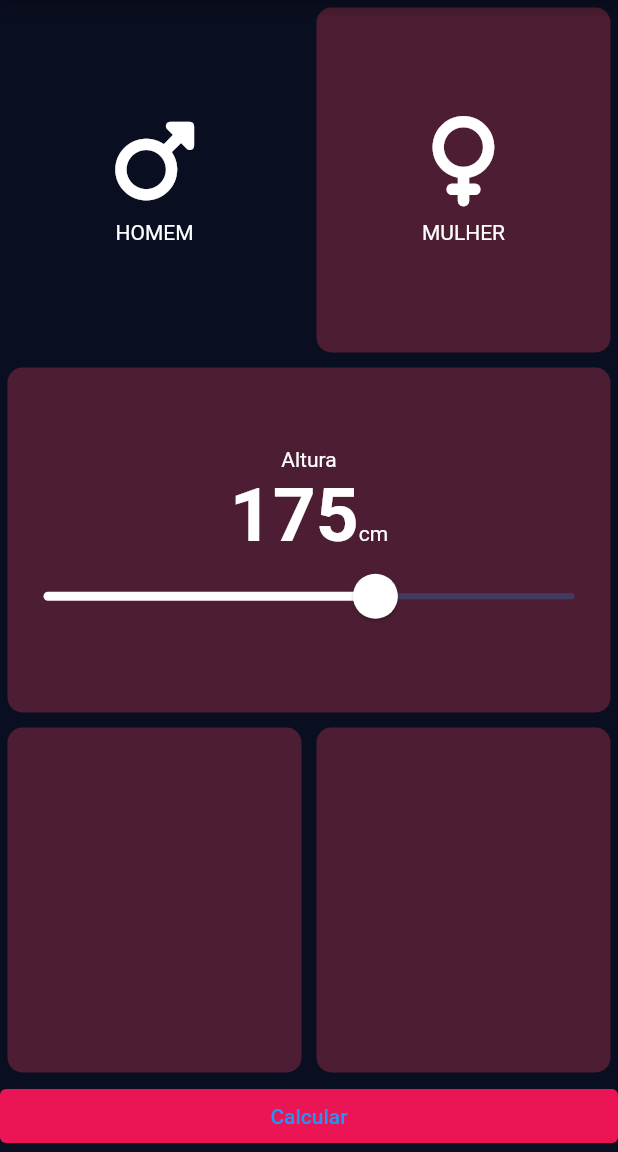
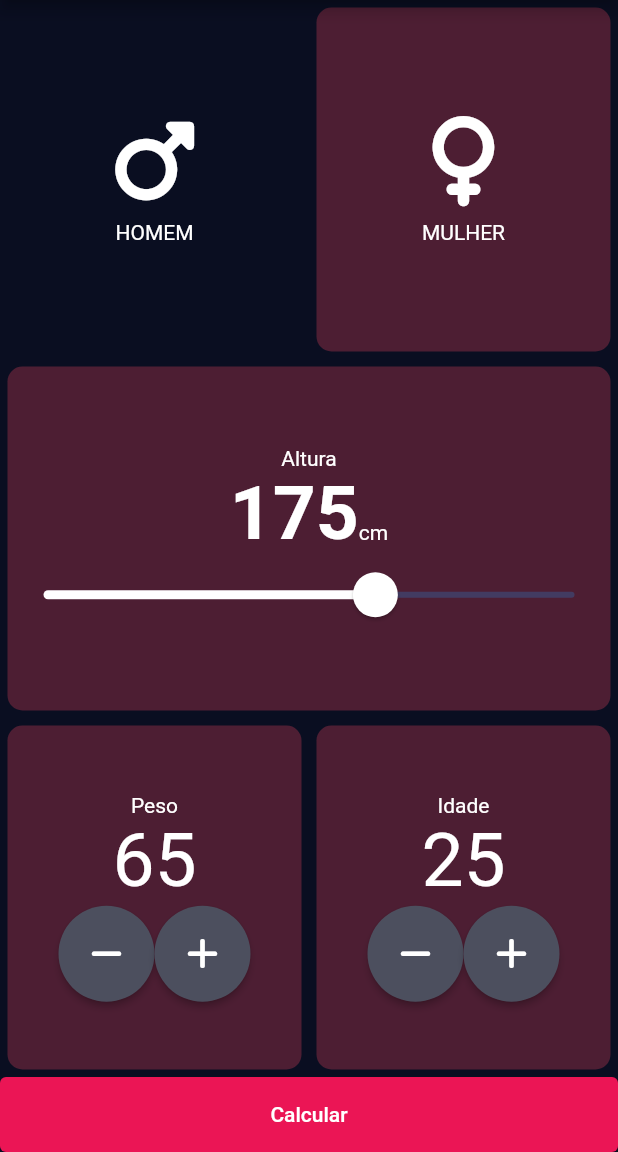
Before and after one commit to Matheus-IT/styled_calculator, a Flutter app: the screen it shows after launch, on a phone screen of 412 x 824 dp, the part 84-1236 px from its top. Run offline on Flutter 3.47's test engine with Material 2 defaults, Android fonts, the light colour scheme and no system bars; our stand-ins replace font_awesome_flutter.

Commit message:
Finished first screen

```diff
--- a/lib/consts/colors.dart
+++ b/lib/consts/colors.dart
@@ -5,6 +5,12 @@ const darkColor = Color(0xff0a0e21);
 const white = Colors.white;
 const accentColor = Color(0xffeb1555);
 
+const buttonActiveColor = Colors.white;
+const buttonColor = Color(0xff4c4f5e);
+const buttonSplashColor = Color(0xffeb1555);
+const buttonOnPrimary = white;
+const roundButtonRadius = Size.fromRadius(20.0);
+
 const selectedColor = Color(0xff0a0e21);
 const unselectedColor = primaryColor;
 const buttonBackgroundColor = accentColor;
--- /dev/null
+++ b/lib/consts/tipography.dart
@@ -0,0 +1,3 @@
+import 'package:flutter/material.dart';
+
+const bigFontStyle = TextStyle(fontSize: 50.0);
--- a/lib/screens/main_screen.dart
+++ b/lib/screens/main_screen.dart
@@ -1,8 +1,11 @@
 import 'package:flutter/material.dart';
 import 'package:font_awesome_flutter/font_awesome_flutter.dart';
 import 'package:styled_calculator/consts/colors.dart';
+import 'package:styled_calculator/consts/tipography.dart';
 import 'package:styled_calculator/widgets/card_content.dart';
 import 'package:styled_calculator/widgets/round_card.dart';
+
+import '../widgets/round_icon_button.dart';
 
 enum Gender { male, female }
 
@@ -14,6 +17,8 @@ class MainScreen extends StatefulWidget {
 class _MainScreenState extends State<MainScreen> {
   Gender gender = Gender.male;
   int height = 175;
+  int weight = 65;
+  int age = 25;
 
   @override
   Widget build(BuildContext context) {
@@ -116,16 +121,76 @@ class _MainScreenState extends State<MainScreen> {
             Expanded(
               flex: 1,
               child: Row(
-                children: const [
-                  Expanded(flex: 1, child: RoundCard()),
-                  Expanded(flex: 1, child: RoundCard())
+                children: [
+                  Expanded(
+                    flex: 1,
+                    child: RoundCard(
+                      child: Column(
+                        mainAxisAlignment: MainAxisAlignment.center,
+                        children: [
+                          const Text('Peso'),
+                          Text(weight.toString(), style: bigFontStyle),
+                          Row(
+                            mainAxisAlignment: MainAxisAlignment.center,
+                            children: [
+                              RoundIconButton(
+                                icon: FontAwesomeIcons.minus,
+                                onPressed: () {
+                                  setState(() => {if (weight > 1) weight--});
+                                },
+                              ),
+                              RoundIconButton(
+                                icon: FontAwesomeIcons.plus,
+                                onPressed: () {
+                                  setState(() => {if (weight > 1) weight++});
+                                },
+                              ),
+                            ],
+                          )
+                        ],
+                      ),
+                    ),
+                  ),
+                  Expanded(
+                    flex: 1,
+                    child: RoundCard(
+                      child: Column(
+                        mainAxisAlignment: MainAxisAlignment.center,
+                        children: [
+                          const Text('Idade'),
+                          Text(age.toString(), style: bigFontStyle),
+                          Row(
+                            mainAxisAlignment: MainAxisAlignment.center,
+                            children: [
+                              RoundIconButton(
+                                icon: FontAwesomeIcons.minus,
+                                onPressed: () {
+                                  setState(() => {if (age > 1) age--});
+                                },
+                              ),
+                              RoundIconButton(
+                                icon: FontAwesomeIcons.plus,
+                                onPressed: () {
+                                  setState(() => {if (age > 1) age++});
+                                },
+                              ),
+                            ],
+                          )
+                        ],
+                      ),
+                    ),
+                  )
                 ],
               ),
             ),
             TextButton(
               onPressed: () {},
-              child: const Text('Calcular'),
+              child: const Text(
+                'Calcular',
+                style: TextStyle(color: buttonActiveColor),
+              ),
               style: TextButton.styleFrom(
+                fixedSize: const Size.fromHeight(50.0),
                 backgroundColor: buttonBackgroundColor,
               ),
             )
--- /dev/null
+++ b/lib/widgets/round_icon_button.dart
@@ -0,0 +1,30 @@
+import 'package:flutter/material.dart';
+import 'package:font_awesome_flutter/font_awesome_flutter.dart';
+
+import '../consts/colors.dart';
+
+class RoundIconButton extends StatelessWidget {
+  final IconData icon;
+  final void Function()? onPressed;
+
+  const RoundIconButton({Key? key, required this.icon, this.onPressed})
+      : super(key: key);
+
+  @override
+  Widget build(BuildContext context) {
+    return ElevatedButton(
+      onPressed: onPressed,
+      style: ElevatedButton.styleFrom(
+        shape: const CircleBorder(),
+        padding: const EdgeInsets.all(20),
+        primary: buttonColor,
+        onPrimary: buttonSplashColor,
+        minimumSize: roundButtonRadius,
+      ),
+      child: Icon(
+        icon,
+        color: white,
+      ),
+    );
+  }
+}
```
